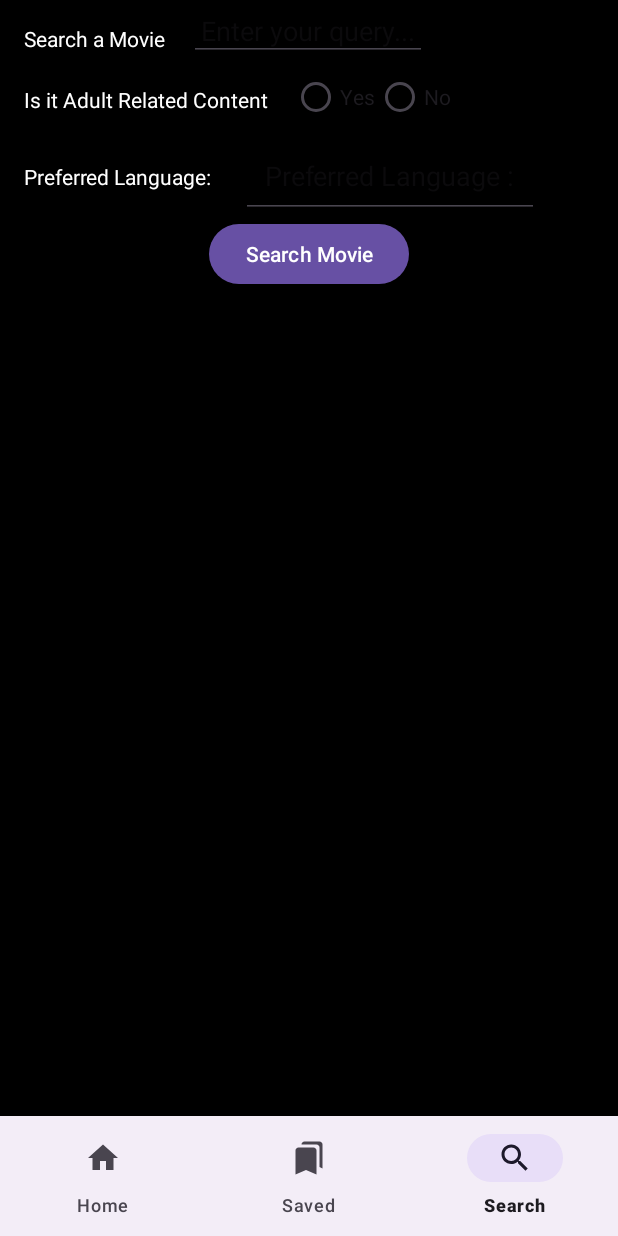
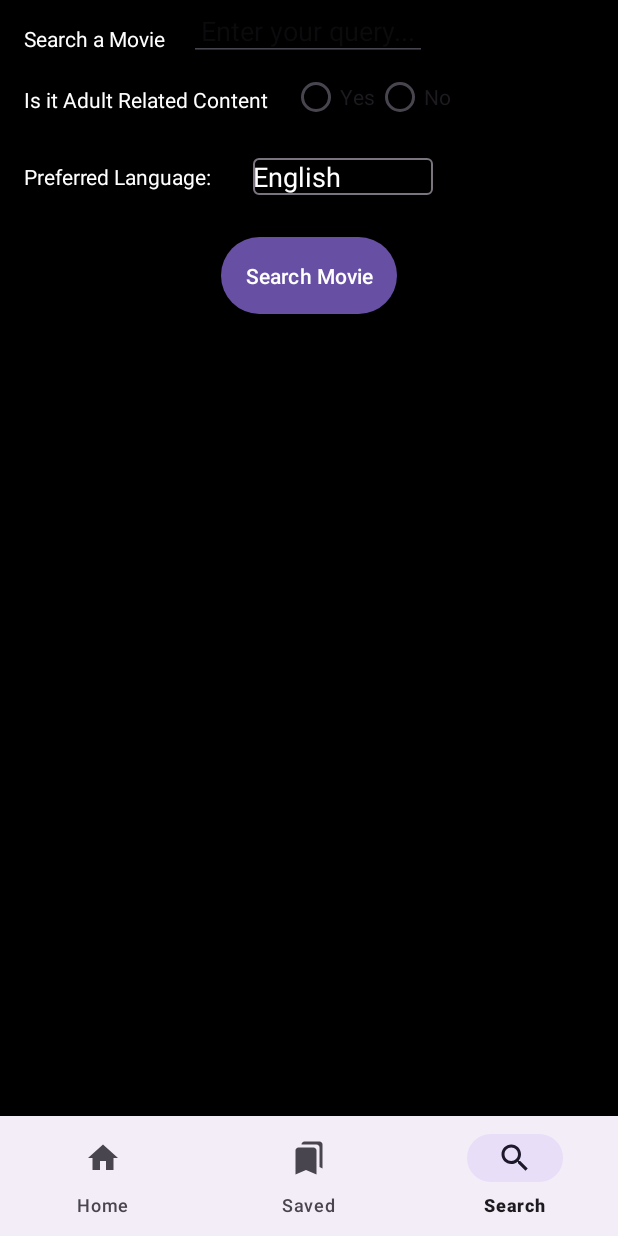
Before and after one commit to Oshinagrawal00/MoviesApp, an Android app: the screen it shows after launch (MainActivity), item 3 of the bottom bar chosen, on a phone screen of 412 x 824 dp. Run offline under Robolectric (Android 15) with nearby library versions, the phone set to English and light mode, and no system bars; our stand-ins replace Dagger/Hilt's generated code, RxJava, paging; network calls fail; 1 statement that could not run was skipped.

Commit message:
updated UI

```diff
--- a/app/src/main/java/com/example/movieswatchnow/presentation/fragment/MovieDetailsFragment.kt
+++ b/app/src/main/java/com/example/movieswatchnow/presentation/fragment/MovieDetailsFragment.kt
@@ -62,7 +62,8 @@ class MovieDetailsFragment : Fragment(R.layout.fragment_movie_detail) {
             }
             movieName.text = "Movie : ${movieDetails.title}"
             movieDescription.text = "Description : ${movieDetails.overview}"
-            adultRated.text = "Adult Allowed : ${movieDetails.adult.toString()}"
+            adultRated.text = if (movieDetails.adult == true) { "Adult Content : Yes"}
+            else {"Adult Content : No" }
 
             releasesDate.text = movieDetails.releaseDate?.let {
                 "Releases Date : ${it}"
--- a/app/src/main/java/com/example/movieswatchnow/presentation/fragment/MovieSearchFragment.kt
+++ b/app/src/main/java/com/example/movieswatchnow/presentation/fragment/MovieSearchFragment.kt
@@ -3,6 +3,7 @@ package com.example.movieswatchnow.presentation.fragment
 import android.os.Bundle
 import android.util.Log
 import android.view.View
+import android.widget.ArrayAdapter
 import androidx.fragment.app.Fragment
 import androidx.fragment.app.activityViewModels
 import com.example.movieswatchnow.MoviesApplication
@@ -35,6 +36,9 @@ class MovieSearchFragment : Fragment(R.layout.fragment_movie_search) {
         binding.searchBtn.setOnClickListener {
             getMovieSearchList()
         }
+        val languages = resources.getStringArray(R.array.drop_down_menu)
+        val arrayAdapter = ArrayAdapter(requireContext(), R.layout.dropdown_item, languages)
+        binding.autoCompleteTextView.setAdapter(arrayAdapter)
     }
 
     private fun initAdapter() {
@@ -71,7 +75,7 @@ class MovieSearchFragment : Fragment(R.layout.fragment_movie_search) {
             moviesViewModel.getMovieSearch(
                 editSearchWord.text.toString(),
                 radioAdultContent.checkedRadioButtonId == R.id.radio_pirates,
-                languageEditText.text.toString()
+                autoCompleteTextView.text.toString()
             )
         }
     }
--- /dev/null
+++ b/app/src/main/res/layout/dropdown_item.xml
@@ -0,0 +1,12 @@
+<?xml version="1.0" encoding="utf-8"?>
+
+<TextView xmlns:android="http://schemas.android.com/apk/res/android"
+    android:id="@+id/textView"
+    android:layout_width="match_parent"
+    android:layout_height="wrap_content"
+    android:padding="@dimen/_8dp"
+    android:background="@color/black"
+    android:textColor="@color/white"
+    android:text="Text">
+
+    </TextView>
--- a/app/src/main/res/layout/fragment_movie_search.xml
+++ b/app/src/main/res/layout/fragment_movie_search.xml
@@ -75,26 +75,33 @@
 
     </TextView>
 
-    <EditText
-        android:id="@+id/languageEditText"
-        android:layout_width="wrap_content"
+    <com.google.android.material.textfield.TextInputLayout
+        android:layout_width="@dimen/autoCompleteWidth"
         android:layout_height="wrap_content"
-        android:autofillHints="name"
-        android:padding="@dimen/padding_16dp"
-        android:hint="Preferred Language :"
-        android:inputType="text"
+        android:id="@+id/inputLayout"
         android:textColor="@color/white"
+        android:padding="@dimen/padding_8dp"
         app:layout_constraintStart_toEndOf="@id/languageText"
-        app:layout_constraintTop_toBottomOf="@id/radioAdultContent" />
+        app:layout_constraintTop_toBottomOf="@id/adultContent">
+        <AutoCompleteTextView
+            android:layout_width="@dimen/searchBarWidth"
+            android:layout_height="wrap_content"
+            android:textColor="@color/white"
+            android:id="@+id/autoCompleteTextView"
+            android:text="English">
+        </AutoCompleteTextView>
 
+    </com.google.android.material.textfield.TextInputLayout>
     <Button
         android:id="@+id/searchBtn"
         android:layout_width="wrap_content"
         android:layout_height="wrap_content"
+        android:layout_margin="@dimen/margin_16dp"
         android:text="Search Movie"
+        android:padding="@dimen/margin_16dp"
         app:layout_constraintStart_toStartOf="parent"
         app:layout_constraintEnd_toEndOf="parent"
-        app:layout_constraintTop_toBottomOf="@id/languageEditText"></Button>
+        app:layout_constraintTop_toBottomOf="@id/inputLayout"></Button>
 
     <androidx.recyclerview.widget.RecyclerView
         android:id="@+id/movieList"
--- a/app/src/main/res/values/dimens.xml
+++ b/app/src/main/res/values/dimens.xml
@@ -28,6 +28,9 @@
     <dimen name="padding_4dp">4dp</dimen>
     <dimen name="margin_2dp">2dp</dimen>
 
+    <dimen name="autoCompleteWidth">140dp</dimen>
+    <dimen name="searchBarWidth">120dp</dimen>
+
     <dimen name="_8dp">8dp</dimen>
     <dimen name="_4dp">4dp</dimen>
     <dimen name="_0dp">0dp</dimen>
--- a/app/src/main/res/values/strings.xml
+++ b/app/src/main/res/values/strings.xml
@@ -1,3 +1,9 @@
 <resources>
     <string name="app_name">MoviesWatchNow</string>
+
+    <string-array name="drop_down_menu">
+        <item>en-US</item>
+        <item>German</item>
+        <item>French</item>
+    </string-array>
 </resources>
```
